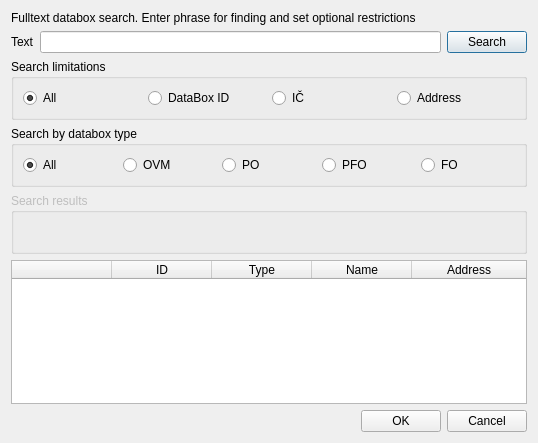
First picture: the form in src/gui/ui/dlg_ds_search2.ui, repository psakar/datovka, before the edit.
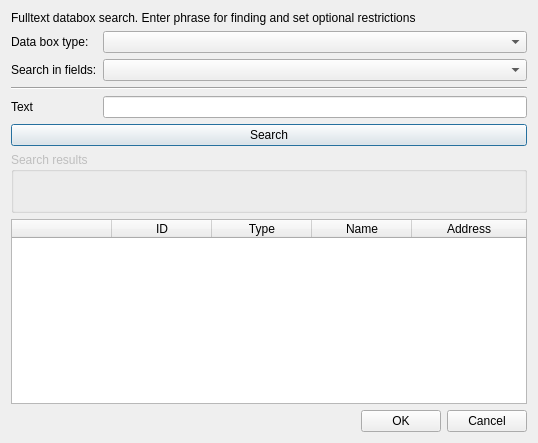
Second picture: the form after the edit. Icons and pictures are not drawn. Custom widgets are drawn as their Qt base class.

Commit message: Using combo boxes instead of radio buttons in DlgSearch2.

Diff of the .ui file:
```diff
--- a/src/gui/ui/dlg_ds_search2.ui
+++ b/src/gui/ui/dlg_ds_search2.ui
@@ -26,15 +26,31 @@
     </widget>
    </item>
    <item>
-    <layout class="QHBoxLayout" name="horizontalLayout">
-     <item>
+    <layout class="QHBoxLayout" name="horizontalLayout"/>
+   </item>
+   <item>
+    <layout class="QFormLayout" name="formLayout">
+     <property name="fieldGrowthPolicy">
+      <enum>QFormLayout::AllNonFixedFieldsGrow</enum>
+     </property>
+     <item row="0" column="0">
+      <widget class="QLabel" name="label_3">
+       <property name="text">
+        <string>Data box type:</string>
+       </property>
+      </widget>
+     </item>
+     <item row="0" column="1">
+      <widget class="QComboBox" name="dataBoxTypeCBox"/>
+     </item>
+     <item row="3" column="0">
       <widget class="QLabel" name="label_2">
        <property name="text">
         <string>Text</string>
        </property>
       </widget>
      </item>
-     <item>
+     <item row="3" column="1">
       <widget class="QLineEdit" name="textLineEdit">
        <property name="focusPolicy">
         <enum>Qt::StrongFocus</enum>
@@ -44,116 +60,37 @@
        </property>
       </widget>
      </item>
-     <item>
-      <widget class="QPushButton" name="searchPushButton">
+     <item row="2" column="0" colspan="2">
+      <widget class="Line" name="line">
+       <property name="orientation">
+        <enum>Qt::Horizontal</enum>
+       </property>
+      </widget>
+     </item>
+     <item row="1" column="0">
+      <widget class="QLabel" name="label_4">
        <property name="text">
-        <string>Search</string>
-       </property>
-       <property name="icon">
-        <iconset resource="../../../res/resources.qrc">
-         <normaloff>:/icons/3party/search_16.png</normaloff>:/icons/3party/search_16.png</iconset>
-       </property>
-       <property name="default">
-        <bool>true</bool>
+        <string>Search in fields:</string>
        </property>
       </widget>
      </item>
+     <item row="1" column="1">
+      <widget class="QComboBox" name="fulltextTargetCBox"/>
+     </item>
     </layout>
    </item>
    <item>
-    <widget class="QGroupBox" name="groupBox">
-     <property name="title">
-      <string>Search limitations</string>
+    <widget class="QPushButton" name="searchPushButton">
+     <property name="text">
+      <string>Search</string>
      </property>
-     <layout class="QHBoxLayout" name="horizontalLayout_3">
-      <item>
-       <widget class="QRadioButton" name="generalRadioButton">
-        <property name="text">
-         <string>All</string>
-        </property>
-        <property name="checked">
-         <bool>true</bool>
-        </property>
-       </widget>
-      </item>
-      <item>
-       <widget class="QRadioButton" name="dbIDRadioButton">
-        <property name="text">
-         <string>DataBox ID</string>
-        </property>
-        <property name="checked">
-         <bool>false</bool>
-        </property>
-       </widget>
-      </item>
-      <item>
-       <widget class="QRadioButton" name="icRadioButton">
-        <property name="text">
-         <string>IČ</string>
-        </property>
-        <property name="checked">
-         <bool>false</bool>
-        </property>
-       </widget>
-      </item>
-      <item>
-       <widget class="QRadioButton" name="addressRadioButton">
-        <property name="text">
-         <string>Address</string>
-        </property>
-        <property name="checked">
-         <bool>false</bool>
-        </property>
-       </widget>
-      </item>
-     </layout>
-    </widget>
-   </item>
-   <item>
-    <widget class="QGroupBox" name="groupBox_2">
-     <property name="title">
-      <string>Search by databox type</string>
+     <property name="icon">
+      <iconset resource="../../../res/resources.qrc">
+       <normaloff>:/icons/3party/search_16.png</normaloff>:/icons/3party/search_16.png</iconset>
      </property>
-     <layout class="QHBoxLayout" name="horizontalLayout_2">
-      <item>
-       <widget class="QRadioButton" name="allRadioButton">
-        <property name="text">
-         <string>All</string>
-        </property>
-        <property name="checked">
-         <bool>true</bool>
-        </property>
-       </widget>
-      </item>
-      <item>
-       <widget class="QRadioButton" name="ovmRadioButton">
-        <property name="text">
-         <string>OVM</string>
-        </property>
-       </widget>
-      </item>
-      <item>
-       <widget class="QRadioButton" name="poRadioButton">
-        <property name="text">
-         <string>PO</string>
-        </property>
-       </widget>
-      </item>
-      <item>
-       <widget class="QRadioButton" name="pfoRadioButton">
-        <property name="text">
-         <string>PFO</string>
-        </property>
-       </widget>
-      </item>
-      <item>
-       <widget class="QRadioButton" name="foRradioButton">
-        <property name="text">
-         <string>FO</string>
-        </property>
-       </widget>
-      </item>
-     </layout>
+     <property name="default">
+      <bool>true</bool>
+     </property>
     </widget>
    </item>
    <item>
```
The commit also changes 2 other files.
